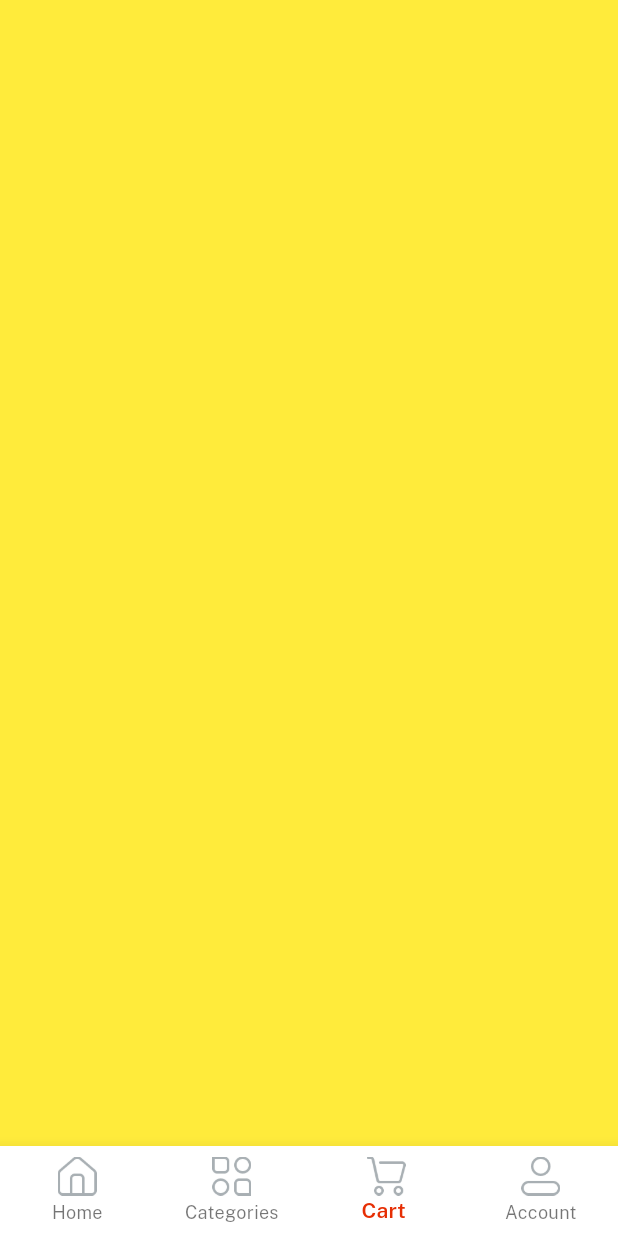
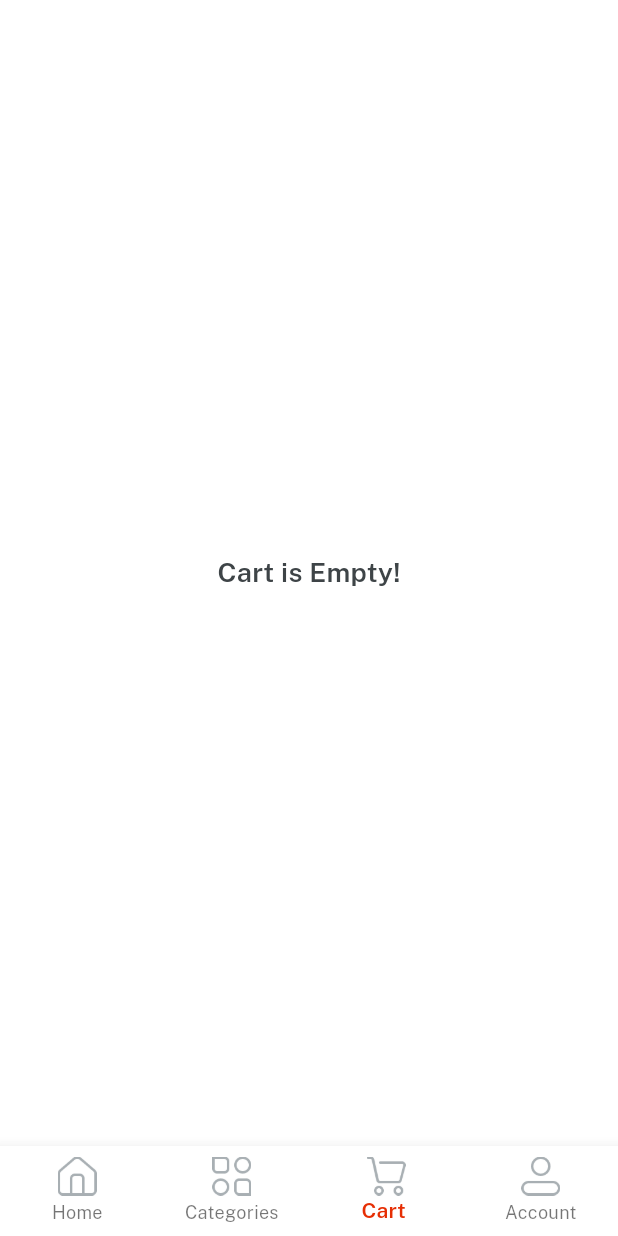
Before and after one commit to Shahzaibshakeelcheema/Flutter-Ecommerce-Project, a Flutter app: the Home screen opened directly, item 3 of the bottom bar chosen, on a phone screen of 412 x 824 dp. Run offline on Flutter 3.47's test engine with Material 3 defaults, Android fonts, the phone set to English and light mode, and no system bars; our stand-ins replace get, velocity_x.

Commit message:
created cart Screen which is empty for now

```diff
--- a/lib/consts/strings.dart
+++ b/lib/consts/strings.dart
@@ -35,3 +35,6 @@ const womenClothing = "Women Clothing", menClothingFashion = "Men Clothing & Fas
 
 //item detail screen
 const videos="Videos" , reviews ="Reviews" , sellerPolicy = "Seller Policy", returnPolicy = "Return Policy " , supportPolicy ="Support Policy" ,productYouMayLike = "Products You May Also Like";
+
+//cart screen
+const cartIsEmpty = "Cart is Empty";
--- a/lib/views/cart_screen/cart_screen.dart
+++ b/lib/views/cart_screen/cart_screen.dart
@@ -1,4 +1,6 @@
 import 'package:flutter/material.dart';
+import 'package:store/consts/consts.dart';
+import 'package:velocity_x/velocity_x.dart';
 
 class CartScreen extends StatelessWidget {
   const CartScreen({super.key});
@@ -6,7 +8,8 @@ class CartScreen extends StatelessWidget {
   @override
   Widget build(BuildContext context) {
     return Container(
-      color: Colors.yellow,
+      color: Colors.white,
+      child: 'Cart is Empty!'.text.size(18).fontFamily(semibold).color(darkFontGrey).makeCentered(),
     );
   }
 }
--- a/lib/views/category_screen/item_detail.dart
+++ b/lib/views/category_screen/item_detail.dart
@@ -1,4 +1,4 @@
-// ignore_for_file: prefer_const_literals_to_create_immutables
+// ignore_for_file: prefer_const_literals_to_create_immutables, duplicate_ignore, prefer_const_constructors, unnecessary_string_interpolations
 
 import 'package:store/consts/consts.dart';
 import 'package:store/consts/lists.dart';
```
